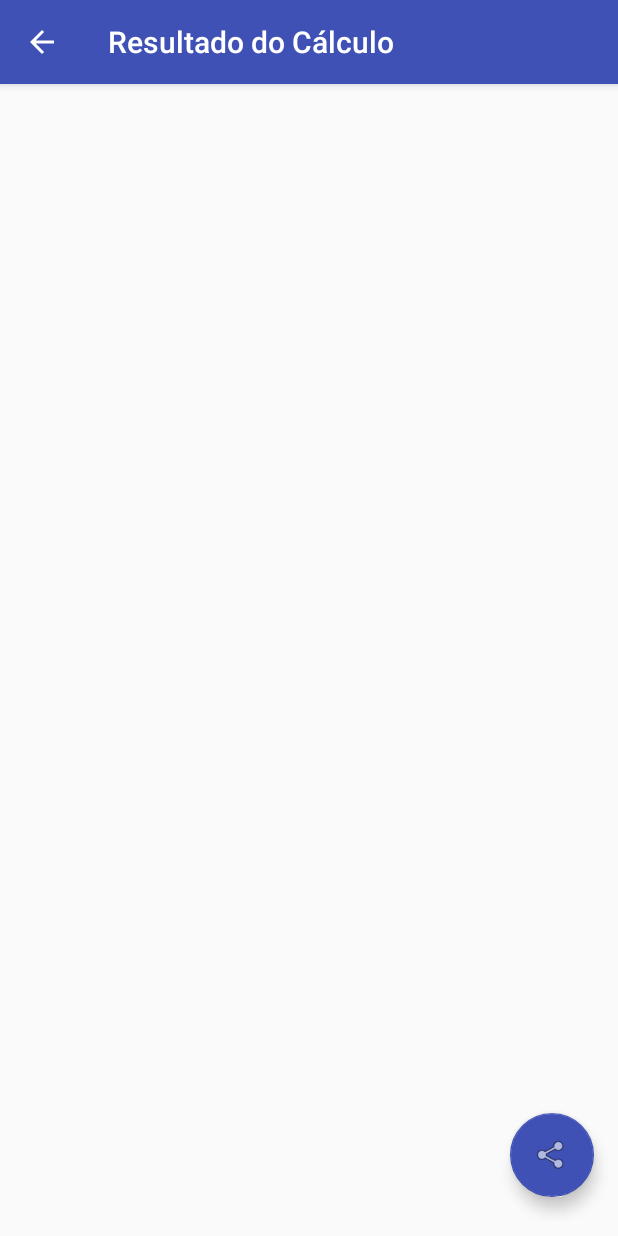
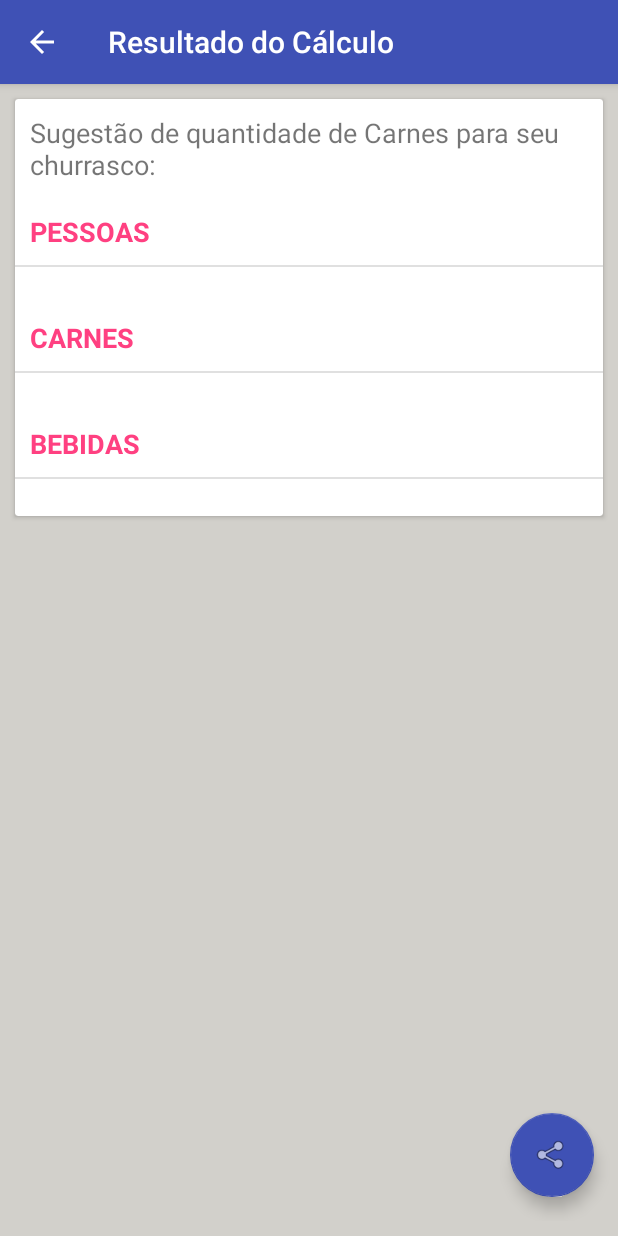
Before and after one commit to douglimar/Churrascoladora3, an Android app: the ResultActivity screen opened directly, with no data from a screen before it, on a phone screen of 412 x 824 dp. Run offline under Robolectric (Android 15) with nearby library versions, the phone set to English and light mode, and no system bars; our stand-ins replace AdMob.

Commit message:
Final Commit -- Churrascoladora 3.0 publicada na Play Store -- 2018.11.04

```diff
--- a/app/src/main/java/br/com/ddmsoftware/churrascoladora/ResultActivity.java
+++ b/app/src/main/java/br/com/ddmsoftware/churrascoladora/ResultActivity.java
@@ -16,6 +16,10 @@ import com.google.android.gms.ads.AdView;
 public class ResultActivity extends AppCompatActivity {
 
     private String message;
+    private String sPessoas;
+    private String sCarnes;
+    private String sBebidas;
+
 
     @Override
     protected void onCreate(Bundle savedInstanceState) {
@@ -30,10 +34,20 @@ public class ResultActivity extends AppCompatActivity {
 
         Intent intent = getIntent();
 
-        message = intent.getStringExtra(MainActivity.EXTRA_MESSAGE);
+        sCarnes  = intent.getStringExtra("CARNES");
+        sBebidas = intent.getStringExtra("BEBIDAS");
+        sPessoas = intent.getStringExtra("PESSOAS");
+        message = intent.getStringExtra("FULLMESSAGE");
 
-        TextView tv = findViewById(R.id.tvResult);
-        tv.setText(message);
+        TextView tvPessoas = findViewById(R.id.tvResultPessoas);
+        tvPessoas.setText(sPessoas);
+
+        TextView tvCarnes = findViewById(R.id.tvResultCarnes);
+        tvCarnes.setText(sCarnes);
+
+        TextView tvBebidas = findViewById(R.id.tvResultBebidas);
+        tvBebidas.setText(sBebidas);
+
 
         FloatingActionButton fab = findViewById(R.id.fabResult);
         fab.setOnClickListener(new View.OnClickListener() {
--- a/app/src/main/res/layout/content_result.xml
+++ b/app/src/main/res/layout/content_result.xml
@@ -4,15 +4,121 @@
     xmlns:tools="http://schemas.android.com/tools"
     android:layout_width="match_parent"
     android:layout_height="match_parent"
+    android:background="@color/colorLightBrow"
     app:layout_behavior="@string/appbar_scrolling_view_behavior"
     tools:context=".ResultActivity"
     tools:showIn="@layout/activity_result">
 
-    <TextView
+
+    <ScrollView
         android:layout_width="match_parent"
         android:layout_height="match_parent"
-        android:textSize="18sp"
-        android:layout_margin="10dp"
-        android:id="@+id/tvResult"/>
+        android:scrollbars="vertical">
+
+        <LinearLayout
+            android:layout_width="match_parent"
+            android:layout_height="wrap_content"
+            android:orientation="vertical">
+
+
+            <android.support.v7.widget.CardView
+                android:layout_width="match_parent"
+                android:layout_height="wrap_content"
+                android:layout_margin="10dp"
+                android:elevation="0dp">
+
+                <LinearLayout
+                    android:layout_width="match_parent"
+                    android:layout_height="wrap_content"
+                    android:orientation="vertical">
+
+                    <TextView
+                        android:layout_width="match_parent"
+                        android:layout_height="wrap_content"
+                        android:textSize="18sp"
+                        android:layout_margin="10dp"
+                        android:text="@string/sugestao_titulo"
+                        android:id="@+id/tvTitle"/>
+
+
+                    <TextView
+                        android:id="@+id/tvPessoasResult"
+                        android:layout_width="match_parent"
+                        android:layout_height="wrap_content"
+                        android:layout_margin="10dp"
+                        android:text="@string/pessoas"
+                        android:textSize="18sp"
+                        android:textColor="@color/colorAccent"
+                        android:textStyle="bold" />
+
+                    <View
+                        android:id="@+id/divider2"
+                        android:layout_width="match_parent"
+                        android:layout_height="1dp"
+                        android:background="?android:attr/listDivider" />
+
+                    <TextView
+                        android:layout_width="match_parent"
+                        android:layout_height="match_parent"
+                        android:textSize="18sp"
+                        android:layout_marginLeft="10dp"
+                        android:layout_marginRight="10dp"
+                        android:id="@+id/tvResultPessoas"/>
+
+
+
+                    <TextView
+                        android:layout_width="match_parent"
+                        android:layout_height="wrap_content"
+                        android:layout_margin="10dp"
+                        android:text="@string/carnes"
+                        android:textSize="18sp"
+                        android:textColor="@color/colorAccent"
+                        android:textStyle="bold" />
+
+                    <View
+                        android:layout_width="match_parent"
+                        android:layout_height="1dp"
+                        android:background="?android:attr/listDivider" />
+
+                    <TextView
+                        android:layout_width="match_parent"
+                        android:layout_height="match_parent"
+                        android:textSize="18sp"
+                        android:layout_marginLeft="10dp"
+                        android:layout_marginRight="10dp"
+                        android:id="@+id/tvResultCarnes"/>
+
+                    <TextView
+                        android:id="@+id/tvBebidasResult"
+                        android:layout_width="match_parent"
+                        android:layout_height="wrap_content"
+                        android:layout_margin="10dp"
+                        android:text="@string/bebidas"
+                        android:textSize="18sp"
+                        android:textColor="@color/colorAccent"
+                        android:textStyle="bold" />
+
+                    <View
+                        android:layout_width="match_parent"
+                        android:layout_height="1dp"
+                        android:background="?android:attr/listDivider" />
+
+                    <TextView
+                        android:layout_width="match_parent"
+                        android:layout_height="match_parent"
+                        android:textSize="18sp"
+                        android:layout_marginLeft="10dp"
+                        android:layout_marginRight="10dp"
+                        android:id="@+id/tvResultBebidas"/>
+
+
+
+                </LinearLayout>
+            </android.support.v7.widget.CardView>
+
+        </LinearLayout>
+
+    </ScrollView>
 
 </android.support.constraint.ConstraintLayout>
--- a/app/src/main/res/values/strings.xml
+++ b/app/src/main/res/values/strings.xml
@@ -29,4 +29,5 @@
     <string name="cerveja">Cerveja</string>
     <string name="gua">Água</string>
     <string name="vinho_ou_espumante">Vinho (ou Espumante)</string>
+    <string name="sugestao_titulo">Sugestão de quantidade de Carnes para seu churrasco:</string>
 </resources>
```
Also changed, not shown: app/build.gradle (+12 -12 lines), app/src/main/java/br/com/ddmsoftware/churrascoladora/MainActivity.java (+21 -12 lines), app/src/main/res/layout-v21/content_main.xml (+4 -3 lines), app/src/main/res/layout/content_main.xml (+5 -3 lines), build.gradle (+2 -5 lines), gradle/wrapper/gradle-wrapper.properties, 2 other files.
